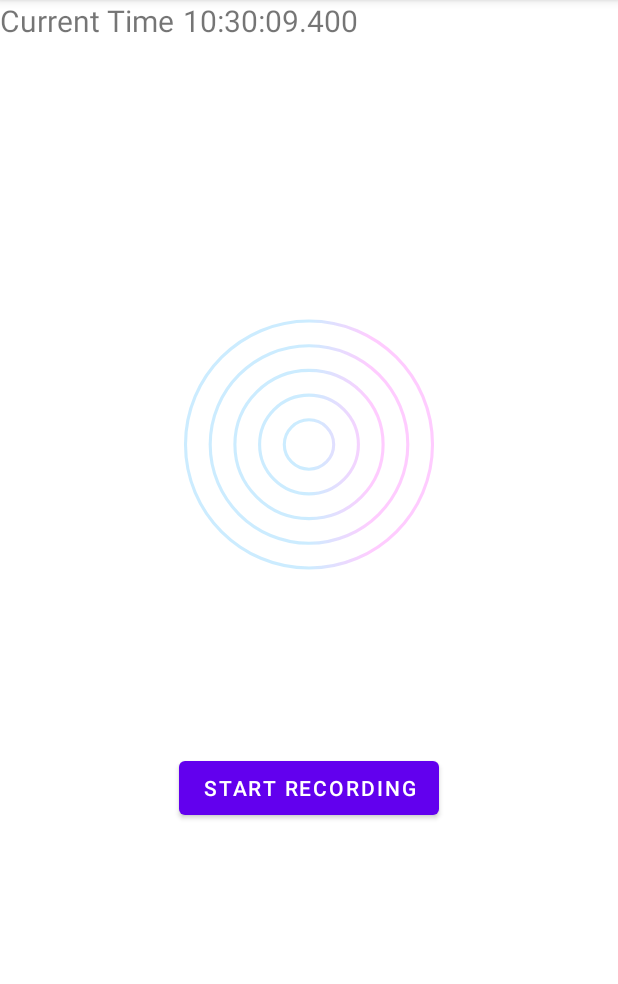
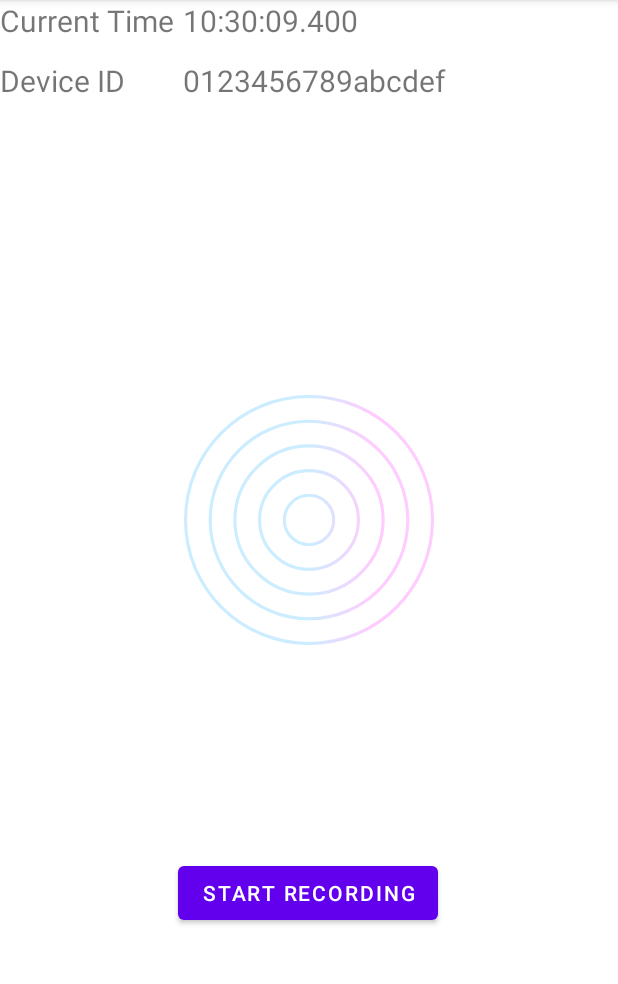
Before and after one commit to 5Gears0Chill/audio-sync-client, an Android app: the screen it shows after launch (MainActivity), on a phone screen of 412 x 824 dp, the part 84-1068 px from its top. Run offline under Robolectric (Android 15) with nearby library versions, the phone set to English and light mode, and no system bars.

Commit message:
1. Display Device ID 2. Create BroadcastMessages used to process json response from websocket 3. Set messageTextView when a message is received

```diff
--- a/app/build.gradle
+++ b/app/build.gradle
@@ -39,6 +39,7 @@ dependencies {
     implementation 'androidx.constraintlayout:constraintlayout:2.1.3'
     implementation 'com.squareup.okhttp3:okhttp:4.9.3'
     implementation 'com.airbnb.android:lottie:4.2.1'
+    implementation 'com.google.code.gson:gson:2.8.9'
     testImplementation 'junit:junit:4.13.2'
     androidTestImplementation 'androidx.test.ext:junit:1.1.3'
     androidTestImplementation 'androidx.test.espresso:espresso-core:3.4.0'
--- a/app/src/main/java/com/example/audiosyncronizer/BroadcastMessage.kt
+++ b/app/src/main/java/com/example/audiosyncronizer/BroadcastMessage.kt
@@ -2,4 +2,4 @@ package com.example.audiosyncronizer
 
 import java.time.LocalDateTime
 
-data class BroadcastMessage(val message: String, val time: LocalDateTime)
+data class BroadcastMessage(val message: String, val time: Long, val deviceID: String)
--- /dev/null
+++ b/app/src/main/java/com/example/audiosyncronizer/BroadcastMessages.kt
@@ -0,0 +1,3 @@
+package com.example.audiosyncronizer
+
+data class BroadcastMessages (val messages: List<BroadcastMessage>)
--- a/app/src/main/java/com/example/audiosyncronizer/EchoWebSocketListener.kt
+++ b/app/src/main/java/com/example/audiosyncronizer/EchoWebSocketListener.kt
@@ -1,12 +1,13 @@
 package com.example.audiosyncronizer
 
 import android.util.Log
-import android.widget.EditText
+import com.google.gson.Gson
+import com.google.gson.JsonParser
+import com.google.gson.JsonSyntaxException
 import okhttp3.Response
 import okhttp3.WebSocket
 import okhttp3.WebSocketListener
 import okio.ByteString
-
 
 class EchoWebSocketListener(private val callback: (result: String?) -> Unit) : WebSocketListener() {
 
@@ -23,6 +24,12 @@ class EchoWebSocketListener(private val callback: (result: String?) -> Unit) : W
 
     override fun onMessage(webSocket: WebSocket, message: String) {
         Log.d("Server", "Receive Message: $message")
+        try {
+            val broadcastMessages = Gson().fromJson(message, BroadcastMessages::class.java)
+        } catch (ex: JsonSyntaxException) {
+            Log.d("Server", "Invalid JSON: $message")
+        }
+
         printMessage(message)
     }
 
--- a/app/src/main/java/com/example/audiosyncronizer/MainActivity.kt
+++ b/app/src/main/java/com/example/audiosyncronizer/MainActivity.kt
@@ -2,25 +2,26 @@ package com.example.audiosyncronizer
 
 import android.Manifest
 import android.animation.ValueAnimator
-import android.content.Context
 import android.content.pm.PackageManager
 import android.os.Build
 import android.os.Bundle
 import android.os.Handler
 import android.os.PowerManager
+import android.provider.Settings
 import android.util.Log
 import android.view.animation.AccelerateInterpolator
 import android.widget.Button
-import android.widget.EditText
 import android.widget.TextView
 import androidx.annotation.RequiresApi
 import androidx.appcompat.app.AppCompatActivity
 import androidx.core.app.ActivityCompat
 import com.airbnb.lottie.LottieAnimationView
+import com.google.gson.Gson
 import okhttp3.OkHttpClient
 import okhttp3.Request
 import okhttp3.WebSocket
 import java.text.SimpleDateFormat
+import java.time.LocalDateTime
 import java.util.*
 
 private const val REQUEST_RECORD_AUDIO_PERMISSION = 200
@@ -72,17 +73,23 @@ class MainActivity : AppCompatActivity() {
 
         currentTime = findViewById(R.id.textTime)
         messageText = findViewById(R.id.messageTextView)
+        findViewById<TextView>(R.id.textDeviceID).text =
+            Settings.Secure.getString(contentResolver, Settings.Secure.ANDROID_ID)
 
         startTimer(currentTime)
 
         mSensor = SoundMeter()
-        val pm = getSystemService(Context.POWER_SERVICE) as PowerManager
-        mWakeLock = pm.newWakeLock(PowerManager.SCREEN_DIM_WAKE_LOCK, "audiosyncronizer:my_wake_lock_tag")
+        val pm = getSystemService(POWER_SERVICE) as PowerManager
+        mWakeLock =
+            pm.newWakeLock(PowerManager.SCREEN_DIM_WAKE_LOCK, "audiosyncronizer:my_wake_lock_tag")
         startRecordingButton.setOnClickListener {
             if (ActivityCompat.checkSelfPermission(this, Manifest.permission.RECORD_AUDIO)
-                != PackageManager.PERMISSION_GRANTED) {
-                ActivityCompat.requestPermissions(this,  arrayOf(Manifest.permission.RECORD_AUDIO),
-                    REQUEST_RECORD_AUDIO_PERMISSION)
+                != PackageManager.PERMISSION_GRANTED
+            ) {
+                ActivityCompat.requestPermissions(
+                    this, arrayOf(Manifest.permission.RECORD_AUDIO),
+                    REQUEST_RECORD_AUDIO_PERMISSION
+                )
             } else {
                 start()
             }
@@ -146,9 +153,11 @@ class MainActivity : AppCompatActivity() {
     }
 
     private fun startWebSocketListener() {
-        val request = Request.Builder().url("wss://demo.piesocket.com/v3/channel_1?api_key=oCdCMcMPQpbvNjUIzqtvF1d2X2okWpDQj4AwARJuAgtjhzKxVEjQU6IdCjwm&notify_self").build()
-        val listener = EchoWebSocketListener {
-            result -> messageText.text = result
+        val request = Request.Builder()
+            .url("wss://demo.piesocket.com/v3/channel_1?api_key=oCdCMcMPQpbvNjUIzqtvF1d2X2okWpDQj4AwARJuAgtjhzKxVEjQU6IdCjwm&notify_self")
+            .build()
+        val listener = EchoWebSocketListener { result ->
+            messageText.text = result
         }
         val webSocket: WebSocket = mClient.newWebSocket(request, listener)
         mClient.dispatcher.executorService.shutdown()
--- a/app/src/main/res/layout/activity_main.xml
+++ b/app/src/main/res/layout/activity_main.xml
@@ -5,6 +5,29 @@
     android:layout_width="match_parent"
     android:layout_height="match_parent"
     tools:context=".MainActivity">
+
+    <TextView
+        android:id="@+id/textDeviceID"
+        android:layout_width="182dp"
+        android:layout_height="40dp"
+        android:inputType="textPersonName"
+        android:ems="10"
+        android:textSize="20dp"
+        tools:ignore="MissingConstraints"
+        app:layout_constraintTop_toBottomOf="@+id/textTime"
+        app:layout_constraintStart_toEndOf="@+id/textDeviceIDLabel" />
+
+    <TextView
+        android:id="@+id/textDeviceIDLabel"
+        android:layout_width="122dp"
+        android:layout_height="40dp"
+        android:inputType="textPersonName"
+        android:text="Device ID"
+        android:ems="10"
+        android:textSize="20dp"
+        tools:layout_editor_absoluteX="16dp"
+        tools:ignore="MissingConstraints"
+        app:layout_constraintTop_toBottomOf="@+id/textCurrentTimeLabel" />
 
     <com.airbnb.lottie.LottieAnimationView
         android:id="@+id/lottieView"
@@ -14,7 +37,7 @@
         app:lottie_autoPlay="false"
         app:lottie_loop="false"
         android:adjustViewBounds="true"
-        app:layout_constraintVertical_bias="0.3"
+        app:layout_constraintVertical_bias="0.415"
         app:layout_constraintWidth_percent="0.8"
         app:layout_constraintDimensionRatio="1:1"
         app:layout_constraintBottom_toBottomOf="parent"
@@ -27,10 +50,11 @@
         android:layout_width="wrap_content"
         android:layout_height="wrap_content"
         android:text="@string/start_recording"
-        android:layout_marginTop="40dp"
+        android:layout_marginTop="60dp"
         app:layout_constraintEnd_toEndOf="parent"
         app:layout_constraintStart_toStartOf="parent"
-        app:layout_constraintTop_toBottomOf="@+id/lottieView"/>
+        app:layout_constraintTop_toBottomOf="@+id/lottieView"
+        app:layout_constraintHorizontal_bias="0.497" />
 
     <TextView
         android:id="@+id/textCurrentTimeLabel"
@@ -64,7 +88,7 @@
         android:layout_width="267dp"
         android:layout_height="60dp"
         app:layout_constraintTop_toBottomOf="@+id/btnStartRecording"
-        android:layout_marginTop="56dp"
+        android:layout_marginTop="28dp"
         tools:ignore="MissingConstraints"
         app:layout_constraintEnd_toEndOf="parent"
         app:layout_constraintStart_toStartOf="parent" />
```
